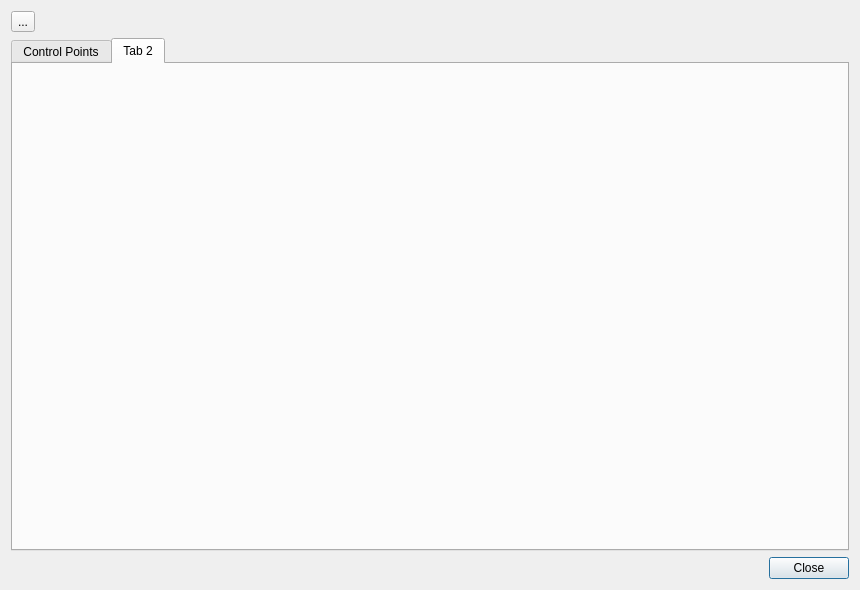
Qt form helmert2d_dialog_base.ui (edigonzales-archiv/qgis_helmert2d) before a commit.
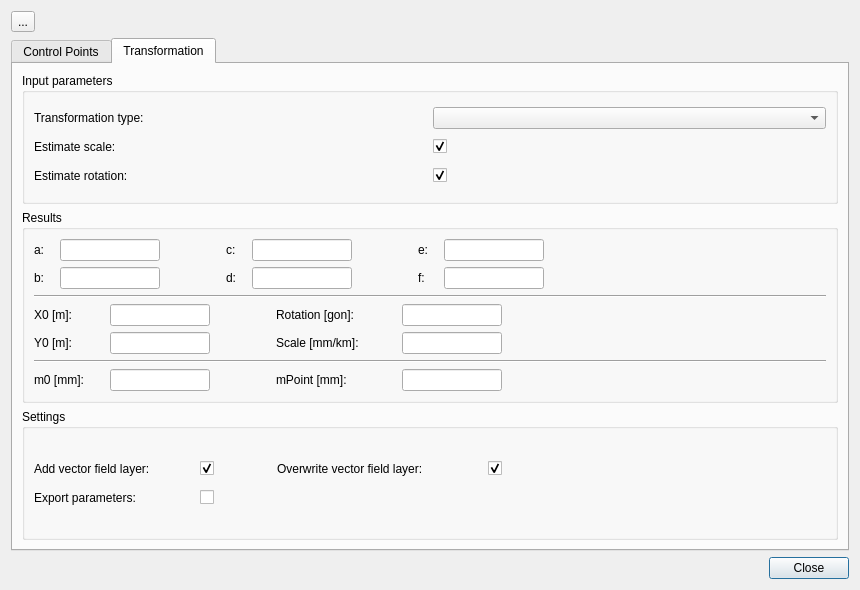
The same form after that commit. The open tabs and pages were chosen to show the change. Custom widgets are drawn as their Qt base class.

Commit message: weiter mit identify points

```diff
--- a/helmert2d_dialog_base.ui
+++ b/helmert2d_dialog_base.ui
@@ -57,8 +57,703 @@
      </widget>
      <widget class="QWidget" name="tab_2">
       <attribute name="title">
-       <string>Tab 2</string>
+       <string>Transformation</string>
       </attribute>
+      <layout class="QGridLayout" name="gridLayout_11">
+       <item row="0" column="0">
+        <widget class="QgsCollapsibleGroupBox" name="mGroupBox">
+         <property name="title">
+          <string>Input parameters</string>
+         </property>
+         <layout class="QGridLayout" name="gridLayout_3">
+          <item row="0" column="0">
+           <layout class="QGridLayout" name="gridLayout_10">
+            <item row="0" column="1">
+             <widget class="QComboBox" name="comboTransformationType"/>
+            </item>
+            <item row="0" column="0">
+             <widget class="QLabel" name="label_16">
+              <property name="text">
+               <string>Transformation type: </string>
+              </property>
+             </widget>
+            </item>
+            <item row="1" column="0">
+             <widget class="QLabel" name="labelEstimateScale">
+              <property name="text">
+               <string>Estimate scale: </string>
+              </property>
+             </widget>
+            </item>
+            <item row="2" column="0">
+             <widget class="QLabel" name="labelEstimateRotation">
+              <property name="text">
+               <string>Estimate rotation: </string>
+              </property>
+             </widget>
+            </item>
+            <item row="1" column="1">
+             <widget class="QCheckBox" name="cbEstimateScale">
+              <property name="minimumSize">
+               <size>
+                <width>0</width>
+                <height>23</height>
+               </size>
+              </property>
+              <property name="text">
+               <string/>
+              </property>
+              <property name="checked">
+               <bool>true</bool>
+              </property>
+             </widget>
+            </item>
+            <item row="2" column="1">
+             <widget class="QCheckBox" name="cbEstimateRotation">
+              <property name="minimumSize">
+               <size>
+                <width>0</width>
+                <height>23</height>
+               </size>
+              </property>
+              <property name="text">
+               <string/>
+              </property>
+              <property name="checked">
+               <bool>true</bool>
+              </property>
+             </widget>
+            </item>
+           </layout>
+          </item>
+         </layout>
+        </widget>
+       </item>
+       <item row="1" column="0">
+        <widget class="QgsCollapsibleGroupBox" name="mGroupBox_2">
+         <property name="title">
+          <string>Results</string>
+         </property>
+         <layout class="QGridLayout" name="gridLayout_4">
+          <item row="0" column="0">
+           <layout class="QGridLayout" name="gridLayout_5">
+            <item row="0" column="0">
+             <widget class="QLabel" name="labelParameterA">
+              <property name="minimumSize">
+               <size>
+                <width>20</width>
+                <height>0</height>
+               </size>
+              </property>
+              <property name="text">
+               <string>a:</string>
+              </property>
+             </widget>
+            </item>
+            <item row="1" column="0">
+             <widget class="QLabel" name="labelParameterB">
+              <property name="minimumSize">
+               <size>
+                <width>20</width>
+                <height>0</height>
+               </size>
+              </property>
+              <property name="text">
+               <string>b:</string>
+              </property>
+             </widget>
+            </item>
+            <item row="0" column="1">
+             <layout class="QHBoxLayout" name="horizontalLayout_4">
+              <property name="rightMargin">
+               <number>60</number>
+              </property>
+              <item>
+               <widget class="QLineEdit" name="lineEditParameterA">
+                <property name="maximumSize">
+                 <size>
+                  <width>100</width>
+                  <height>16777215</height>
+                 </size>
+                </property>
+                <property name="readOnly">
+                 <bool>true</bool>
+                </property>
+               </widget>
+              </item>
+             </layout>
+            </item>
+            <item row="1" column="1">
+             <layout class="QHBoxLayout" name="horizontalLayout_7">
+              <property name="rightMargin">
+               <number>60</number>
+              </property>
+              <item>
+               <widget class="QLineEdit" name="lineEditParameterB">
+                <property name="maximumSize">
+                 <size>
+                  <width>100</width>
+                  <height>16777215</height>
+                 </size>
+                </property>
+                <property name="readOnly">
+                 <bool>true</bool>
+                </property>
+               </widget>
+              </item>
+             </layout>
+            </item>
+            <item row="0" column="3">
+             <layout class="QHBoxLayout" name="horizontalLayout_11">
+              <property name="rightMargin">
+               <number>60</number>
+              </property>
+              <item>
+               <widget class="QLineEdit" name="lineEditParameterC">
+                <property name="maximumSize">
+                 <size>
+                  <width>100</width>
+                  <height>16777215</height>
+                 </size>
+                </property>
+                <property name="readOnly">
+                 <bool>true</bool>
+                </property>
+               </widget>
+              </item>
+             </layout>
+            </item>
+            <item row="1" column="3">
+             <layout class="QHBoxLayout" name="horizontalLayout_12">
+              <property name="rightMargin">
+               <number>60</number>
+              </property>
+              <item>
+               <widget class="QLineEdit" name="lineEditParameterD">
+                <property name="maximumSize">
+                 <size>
+                  <width>100</width>
+                  <height>16777215</height>
+                 </size>
+                </property>
+                <property name="readOnly">
+                 <bool>true</bool>
+                </property>
+               </widget>
+              </item>
+             </layout>
+            </item>
+            <item row="0" column="2">
+             <widget class="QLabel" name="labelParameterC">
+              <property name="minimumSize">
+               <size>
+                <width>20</width>
+                <height>0</height>
+               </size>
+              </property>
+              <property name="text">
+               <string>c:</string>
+              </property>
+             </widget>
+            </item>
+            <item row="1" column="2">
+             <widget class="QLabel" name="labelParameterD">
+              <property name="minimumSize">
+               <size>
+                <width>20</width>
+                <height>0</height>
+               </size>
+              </property>
+              <property name="text">
+               <string>d: </string>
+              </property>
+             </widget>
+            </item>
+            <item row="1" column="4">
+             <widget class="QLabel" name="labelParameterF">
+              <property name="minimumSize">
+               <size>
+                <width>20</width>
+                <height>0</height>
+               </size>
+              </property>
+              <property name="text">
+               <string>f: </string>
+              </property>
+             </widget>
+            </item>
+            <item row="1" column="5">
+             <layout class="QHBoxLayout" name="horizontalLayout_13">
+              <property name="rightMargin">
+               <number>60</number>
+              </property>
+              <item>
+               <widget class="QLineEdit" name="lineEditParameterF">
+                <property name="maximumSize">
+                 <size>
+                  <width>100</width>
+                  <height>16777215</height>
+                 </size>
+                </property>
+                <property name="readOnly">
+                 <bool>true</bool>
+                </property>
+               </widget>
+              </item>
+             </layout>
+            </item>
+            <item row="1" column="6">
+             <spacer name="horizontalSpacer_3">
+              <property name="orientation">
+               <enum>Qt::Horizontal</enum>
+              </property>
+              <property name="sizeHint" stdset="0">
+               <size>
+                <width>40</width>
+                <height>20</height>
+               </size>
+              </property>
+             </spacer>
+            </item>
+            <item row="0" column="4">
+             <widget class="QLabel" name="labelParameterE">
+              <property name="minimumSize">
+               <size>
+                <width>20</width>
+                <height>0</height>
+               </size>
+              </property>
+              <property name="text">
+               <string>e: </string>
+              </property>
+             </widget>
+            </item>
+            <item row="0" column="5">
+             <layout class="QHBoxLayout" name="horizontalLayout_5">
+              <property name="rightMargin">
+               <number>60</number>
+              </property>
+              <item>
+               <widget class="QLineEdit" name="lineEditParameterE">
+                <property name="maximumSize">
+                 <size>
+                  <width>100</width>
+                  <height>16777215</height>
+                 </size>
+                </property>
+                <property name="readOnly">
+                 <bool>true</bool>
+                </property>
+               </widget>
+              </item>
+             </layout>
+            </item>
+            <item row="0" column="6">
+             <spacer name="horizontalSpacer_4">
+              <property name="orientation">
+               <enum>Qt::Horizontal</enum>
+              </property>
+              <property name="sizeHint" stdset="0">
+               <size>
+                <width>40</width>
+                <height>20</height>
+               </size>
+              </property>
+             </spacer>
+            </item>
+           </layout>
+          </item>
+          <item row="1" column="0">
+           <widget class="Line" name="line">
+            <property name="orientation">
+             <enum>Qt::Horizontal</enum>
+            </property>
+           </widget>
+          </item>
+          <item row="2" column="0">
+           <layout class="QGridLayout" name="gridLayout_6">
+            <item row="0" column="1">
+             <layout class="QHBoxLayout" name="horizontalLayout_8">
+              <property name="rightMargin">
+               <number>60</number>
+              </property>
+              <item>
+               <widget class="QLineEdit" name="lineEditParameterX0">
+                <property name="maximumSize">
+                 <size>
+                  <width>100</width>
+                  <height>16777215</height>
+                 </size>
+                </property>
+                <property name="readOnly">
+                 <bool>true</bool>
+                </property>
+               </widget>
+              </item>
+             </layout>
+            </item>
+            <item row="0" column="0">
+             <widget class="QLabel" name="labelParameterX0">
+              <property name="minimumSize">
+               <size>
+                <width>70</width>
+                <height>0</height>
+               </size>
+              </property>
+              <property name="text">
+               <string>X0 [m]: </string>
+              </property>
+             </widget>
+            </item>
+            <item row="1" column="0">
+             <widget class="QLabel" name="labelParameterY0">
+              <property name="minimumSize">
+               <size>
+                <width>70</width>
+                <height>0</height>
+               </size>
+              </property>
+              <property name="text">
+               <string>Y0 [m]: </string>
+              </property>
+             </widget>
+            </item>
+            <item row="1" column="1">
+             <layout class="QHBoxLayout" name="horizontalLayout_14">
+              <property name="rightMargin">
+               <number>60</number>
+              </property>
+              <item>
+               <widget class="QLineEdit" name="lineEditParameterY0">
+                <property name="maximumSize">
+                 <size>
+                  <width>100</width>
+                  <height>16777215</height>
+                 </size>
+                </property>
+                <property name="readOnly">
+                 <bool>true</bool>
+                </property>
+               </widget>
+              </item>
+             </layout>
+            </item>
+            <item row="0" column="2">
+             <widget class="QLabel" name="labelParameterRotation">
+              <property name="minimumSize">
+               <size>
+                <width>120</width>
+                <height>0</height>
+               </size>
+              </property>
+              <property name="text">
+               <string>Rotation [gon]: </string>
+              </property>
+             </widget>
+            </item>
+            <item row="0" column="3">
+             <layout class="QHBoxLayout" name="horizontalLayout_15">
+              <property name="rightMargin">
+               <number>60</number>
+              </property>
+              <item>
+               <widget class="QLineEdit" name="lineEditParameterRotation">
+                <property name="maximumSize">
+                 <size>
+                  <width>100</width>
+                  <height>16777215</height>
+                 </size>
+                </property>
+                <property name="readOnly">
+                 <bool>true</bool>
+                </property>
+               </widget>
+              </item>
+             </layout>
+            </item>
+            <item row="0" column="4">
+             <spacer name="horizontalSpacer_5">
+              <property name="orientation">
+               <enum>Qt::Horizontal</enum>
+              </property>
+              <property name="sizeHint" stdset="0">
+               <size>
+                <width>40</width>
+                <height>20</height>
+               </size>
+              </property>
+             </spacer>
+            </item>
+            <item row="1" column="2">
+             <widget class="QLabel" name="labelParameterScale">
+              <property name="minimumSize">
+               <size>
+                <width>120</width>
+                <height>0</height>
+               </size>
+              </property>
+              <property name="text">
+               <string>Scale [mm/km]: </string>
+              </property>
+             </widget>
+            </item>
+            <item row="1" column="3">
+             <layout class="QHBoxLayout" name="horizontalLayout_16">
+              <property name="rightMargin">
+               <number>60</number>
+              </property>
+              <item>
+               <widget class="QLineEdit" name="lineEditParameterScale">
+                <property name="maximumSize">
+                 <size>
+                  <width>100</width>
+                  <height>16777215</height>
+                 </size>
+                </property>
+                <property name="readOnly">
+                 <bool>true</bool>
+                </property>
+               </widget>
+              </item>
+             </layout>
+            </item>
+            <item row="1" column="4">
+             <spacer name="horizontalSpacer_6">
+              <property name="orientation">
+               <enum>Qt::Horizontal</enum>
+              </property>
+              <property name="sizeHint" stdset="0">
+               <size>
+                <width>40</width>
+                <height>20</height>
+               </size>
+              </property>
+             </spacer>
+            </item>
+           </layout>
+          </item>
+          <item row="3" column="0">
+           <widget class="Line" name="line_2">
+            <property name="orientation">
+             <enum>Qt::Horizontal</enum>
+            </property>
+           </widget>
+          </item>
+          <item row="4" column="0">
+           <layout class="QGridLayout" name="gridLayout_7">
+            <item row="0" column="1">
+             <layout class="QHBoxLayout" name="horizontalLayout_9">
+              <property name="rightMargin">
+               <number>60</number>
+              </property>
+              <item>
+               <widget class="QLineEdit" name="lineEditParameterM0">
+                <property name="maximumSize">
+                 <size>
+                  <width>100</width>
+                  <height>16777215</height>
+                 </size>
+                </property>
+                <property name="readOnly">
+                 <bool>true</bool>
+                </property>
+               </widget>
+              </item>
+             </layout>
+            </item>
+            <item row="0" column="0">
+             <widget class="QLabel" name="label_12">
+              <property name="minimumSize">
+               <size>
+                <width>70</width>
+                <height>0</height>
+               </size>
+              </property>
+              <property name="text">
+               <string>m0 [mm]: </string>
+              </property>
+             </widget>
+            </item>
+            <item row="0" column="2">
+             <widget class="QLabel" name="label_17">
+              <property name="minimumSize">
+               <size>
+                <width>120</width>
+                <height>0</height>
+               </size>
+              </property>
+              <property name="text">
+               <string>mPoint [mm]: </string>
+              </property>
+             </widget>
+            </item>
+            <item row="0" column="3">
+             <layout class="QHBoxLayout" name="horizontalLayout_18">
+              <property name="rightMargin">
+               <number>60</number>
+              </property>
+              <item>
+               <widget class="QLineEdit" name="lineEditParameterMPoint">
+                <property name="maximumSize">
+                 <size>
+                  <width>100</width>
+                  <height>16777215</height>
+                 </size>
+                </property>
+                <property name="readOnly">
+                 <bool>true</bool>
+                </property>
+               </widget>
+              </item>
+             </layout>
+            </item>
+            <item row="0" column="4">
+             <spacer name="horizontalSpacer_7">
+              <property name="orientation">
+               <enum>Qt::Horizontal</enum>
+              </property>
+              <property name="sizeHint" stdset="0">
+               <size>
+                <width>40</width>
+                <height>20</height>
+               </size>
+              </property>
+             </spacer>
+            </item>
+           </layout>
+          </item>
+         </layout>
+        </widget>
+       </item>
+       <item row="2" column="0">
+        <widget class="QgsCollapsibleGroupBox" name="mGroupBox_3">
+         <property name="title">
+          <string>Settings</string>
+         </property>
+         <layout class="QGridLayout" name="gridLayout_8">
+          <item row="0" column="0">
+           <layout class="QGridLayout" name="gridLayout_9">
+            <item row="0" column="0">
+             <widget class="QLabel" name="label_5">
+              <property name="minimumSize">
+               <size>
+                <width>160</width>
+                <height>23</height>
+               </size>
+              </property>
+              <property name="maximumSize">
+               <size>
+                <width>210</width>
+                <height>16777215</height>
+               </size>
+              </property>
+              <property name="text">
+               <string>Add vector field layer: </string>
+              </property>
+             </widget>
+            </item>
+            <item row="0" column="1">
+             <widget class="QCheckBox" name="cbAddVectorField">
+              <property name="minimumSize">
+               <size>
+                <width>71</width>
+                <height>23</height>
+               </size>
+              </property>
+              <property name="maximumSize">
+               <size>
+                <width>40</width>
+                <height>16777215</height>
+               </size>
+              </property>
+              <property name="text">
+               <string/>
+              </property>
+              <property name="checked">
+               <bool>true</bool>
+              </property>
+             </widget>
+            </item>
+            <item row="0" column="2">
+             <widget class="QLabel" name="label_6">
+              <property name="minimumSize">
+               <size>
+                <width>205</width>
+                <height>23</height>
+               </size>
+              </property>
+              <property name="maximumSize">
+               <size>
+                <width>210</width>
+                <height>16777215</height>
+               </size>
+              </property>
+              <property name="text">
+               <string>Overwrite vector field layer: </string>
+              </property>
+             </widget>
+            </item>
+            <item row="0" column="3">
+             <widget class="QCheckBox" name="cbOverwriteVectorField">
+              <property name="minimumSize">
+               <size>
+                <width>26</width>
+                <height>23</height>
+               </size>
+              </property>
+              <property name="maximumSize">
+               <size>
+                <width>40</width>
+                <height>16777215</height>
+               </size>
+              </property>
+              <property name="text">
+               <string/>
+              </property>
+              <property name="checked">
+               <bool>true</bool>
+              </property>
+             </widget>
+            </item>
+            <item row="0" column="4">
+             <spacer name="horizontalSpacer_8">
+              <property name="orientation">
+               <enum>Qt::Horizontal</enum>
+              </property>
+              <property name="sizeHint" stdset="0">
+               <size>
+                <width>40</width>
+                <height>20</height>
+               </size>
+              </property>
+             </spacer>
+            </item>
+            <item row="1" column="1">
+             <widget class="QCheckBox" name="cbExportTransformParameter">
+              <property name="minimumSize">
+               <size>
+                <width>0</width>
+                <height>23</height>
+               </size>
+              </property>
+              <property name="text">
+               <string/>
+              </property>
+             </widget>
+            </item>
+            <item row="1" column="0">
+             <widget class="QLabel" name="label_8">
+              <property name="text">
+               <string>Export parameters: </string>
+              </property>
+             </widget>
+            </item>
+           </layout>
+          </item>
+         </layout>
+        </widget>
+       </item>
+      </layout>
      </widget>
     </widget>
    </item>
@@ -97,6 +792,14 @@
    </item>
   </layout>
  </widget>
+ <customwidgets>
+  <customwidget>
+   <class>QgsCollapsibleGroupBox</class>
+   <extends>QGroupBox</extends>
+   <header>qgscollapsiblegroupbox.h</header>
+   <container>1</container>
+  </customwidget>
+ </customwidgets>
  <resources/>
  <connections>
   <connection>
```
Left out of the diff: 2 changed lines with no effect on the pictures. The commit also changes 2 other files.
